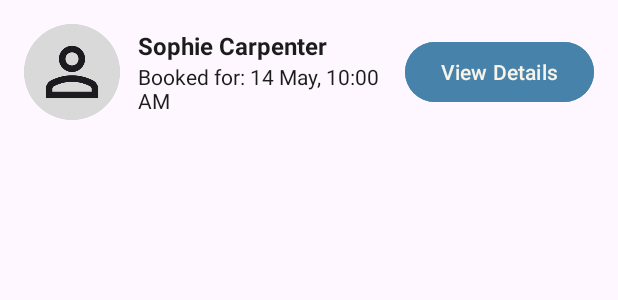
After one commit to Ghostx-x/Hugo, an Android app: the layout item_booking.xml on its own in the app's theme, with its tools: preview values and no code run, on a phone screen of 412 x 824 dp. The commit adds this screen. Shown: the top 300 px of the screen. Run offline under Robolectric (Android 15) with nearby library versions, the phone set to English and light mode, and no system bars.

Commit message:
My bookings

```diff
--- /dev/null
+++ b/app/src/main/res/layout/item_booking.xml
@@ -0,0 +1,49 @@
+<?xml version="1.0" encoding="utf-8"?>
+<LinearLayout
+    xmlns:android="http://schemas.android.com/apk/res/android"
+    android:layout_width="match_parent"
+    android:layout_height="wrap_content"
+    android:orientation="horizontal"
+    android:padding="16dp"
+    android:gravity="center_vertical">
+
+    <com.google.android.material.imageview.ShapeableImageView
+        android:id="@+id/user_image"
+        android:layout_width="64dp"
+        android:layout_height="64dp"
+        android:src="@drawable/ic_profile"
+        android:scaleType="centerCrop"
+        android:layout_marginEnd="12dp" />
+
+    <LinearLayout
+        android:layout_width="0dp"
+        android:layout_height="wrap_content"
+        android:layout_weight="1"
+        android:orientation="vertical">
+
+        <TextView
+            android:id="@+id/user_name"
+            android:layout_width="wrap_content"
+            android:layout_height="wrap_content"
+            android:text="Sophie Carpenter"
+            android:textColor="@color/black"
+            android:textSize="16sp"
+            android:textStyle="bold" />
+
+        <TextView
+            android:id="@+id/booking_time"
+            android:layout_width="wrap_content"
+            android:layout_height="wrap_content"
+            android:text="Booked for: 14 May, 10:00 AM"
+            android:textColor="@color/black"
+            android:textSize="14sp" />
+    </LinearLayout>
+
+    <Button
+        android:id="@+id/view_details_button"
+        android:layout_width="wrap_content"
+        android:layout_height="wrap_content"
+        android:backgroundTint="@color/darkblue"
+        android:text="View Details"
+        android:textColor="@color/milky" />
+</LinearLayout>
```
Also changed, not shown: app/src/main/java/com/example/hugo/bottomnavbar/Profile/Booking.java (added, +47 -0 lines), app/src/main/java/com/example/hugo/bottomnavbar/Profile/BookingAdapter.java (added, +94 -0 lines), app/src/main/java/com/example/hugo/bottomnavbar/Profile/MyBookingsFragment.java (added, +98 -0 lines), app/src/main/java/com/example/hugo/bottomnavbar/Profile/ProfileFragment.java (+15 -0 lines), app/src/main/java/com/example/hugo/bottomnavbar/Search/BookingFragment.java (+40 -14 lines), app/src/main/java/com/example/hugo/bottomnavbar/Search/TimeSlotAdapter.java (+12 -2 lines), app/src/main/java/com/example/hugo/bottomnavbar/Search/ViewProfileFragment.java (+12 -13 lines), app/src/main/res/layout/fragment_my_bookings.xml (added, +40 -0 lines), app/src/main/res/layout/fragment_profile.xml (+29 -0 lines), app/src/main/res/layout/item_time_slot.xml (added, +9 -0 lines).
